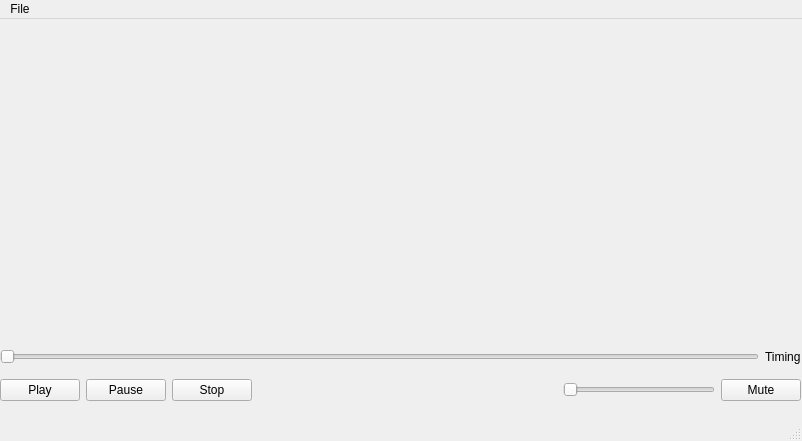
Old version of the form videoplayer.ui in the repository OlesSt/qt_VideoPlayer.
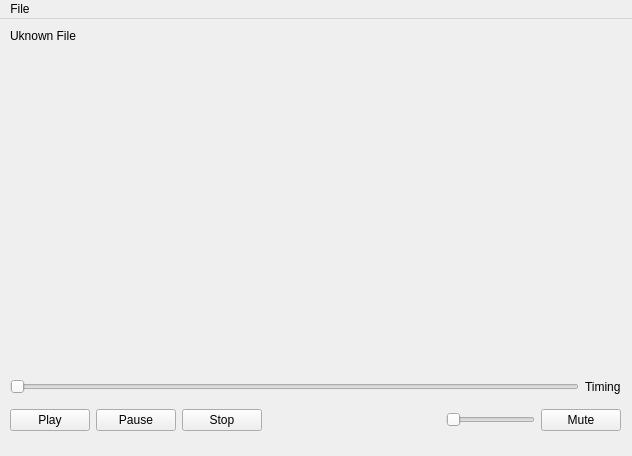
New version of the form.

Commit message: Implement functions and connect

```diff
--- a/videoplayer.ui
+++ b/videoplayer.ui
@@ -6,8 +6,8 @@
    <rect>
     <x>0</x>
     <y>0</y>
-    <width>802</width>
-    <height>441</height>
+    <width>632</width>
+    <height>456</height>
    </rect>
   </property>
   <property name="windowTitle">
@@ -17,12 +17,21 @@
    <widget class="QWidget" name="">
     <property name="geometry">
      <rect>
-      <x>0</x>
-      <y>0</y>
-      <width>801</width>
-      <height>391</height>
+      <x>10</x>
+      <y>10</y>
+      <width>611</width>
+      <height>411</height>
      </rect>
     </property>
+    <layout class="QVBoxLayout" name="verticalLayout_2">
+     <item>
+      <widget class="QLabel" name="fileName">
+       <property name="text">
+        <string>Uknown File</string>
+       </property>
+      </widget>
+     </item>
+     <item>
     <layout class="QVBoxLayout" name="verticalLayout">
      <item>
       <layout class="QHBoxLayout" name="videoFrame">
@@ -125,6 +134,8 @@
       </layout>
      </item>
     </layout>
+     </item>
+    </layout>
    </widget>
   </widget>
   <widget class="QMenuBar" name="menubar">
@@ -132,7 +143,7 @@
     <rect>
      <x>0</x>
      <y>0</y>
-     <width>802</width>
+     <width>632</width>
      <height>24</height>
     </rect>
    </property>
@@ -145,7 +156,6 @@
    </widget>
    <addaction name="menuFile"/>
   </widget>
-  <widget class="QStatusBar" name="statusbar"/>
   <action name="actionOpen">
    <property name="text">
     <string>Open</string>
```
Left out of the diff: 2 changed lines with no effect on the pictures. Lines whose indentation alone changed are shown as unchanged. The commit also changes 1 other file.
